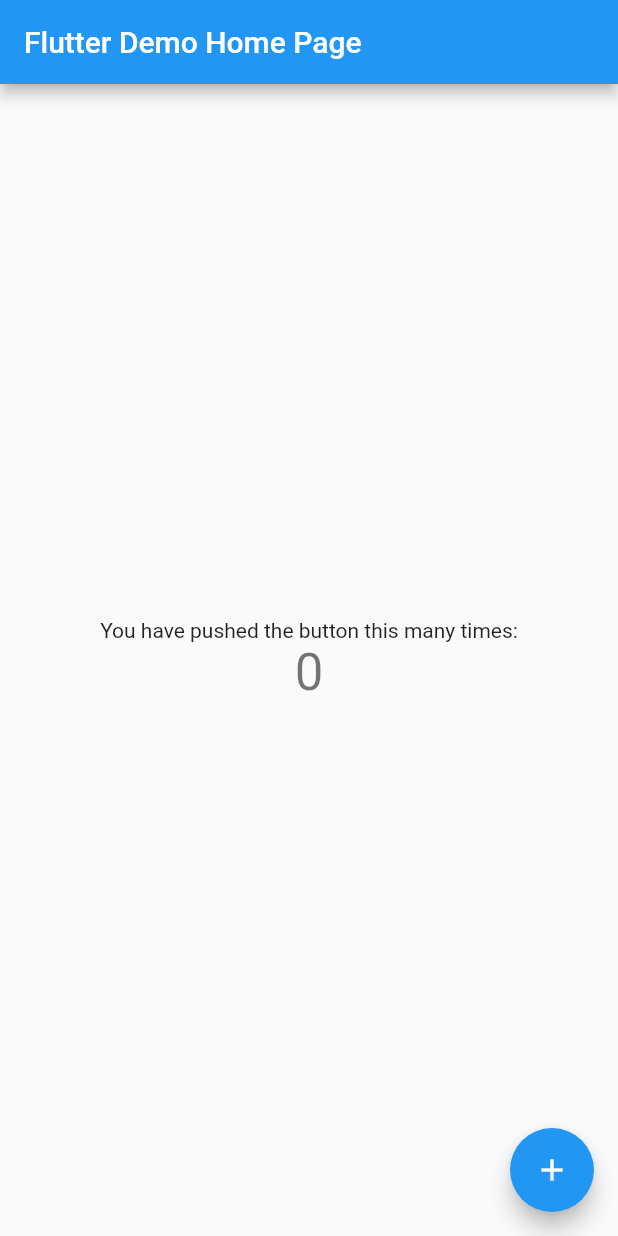
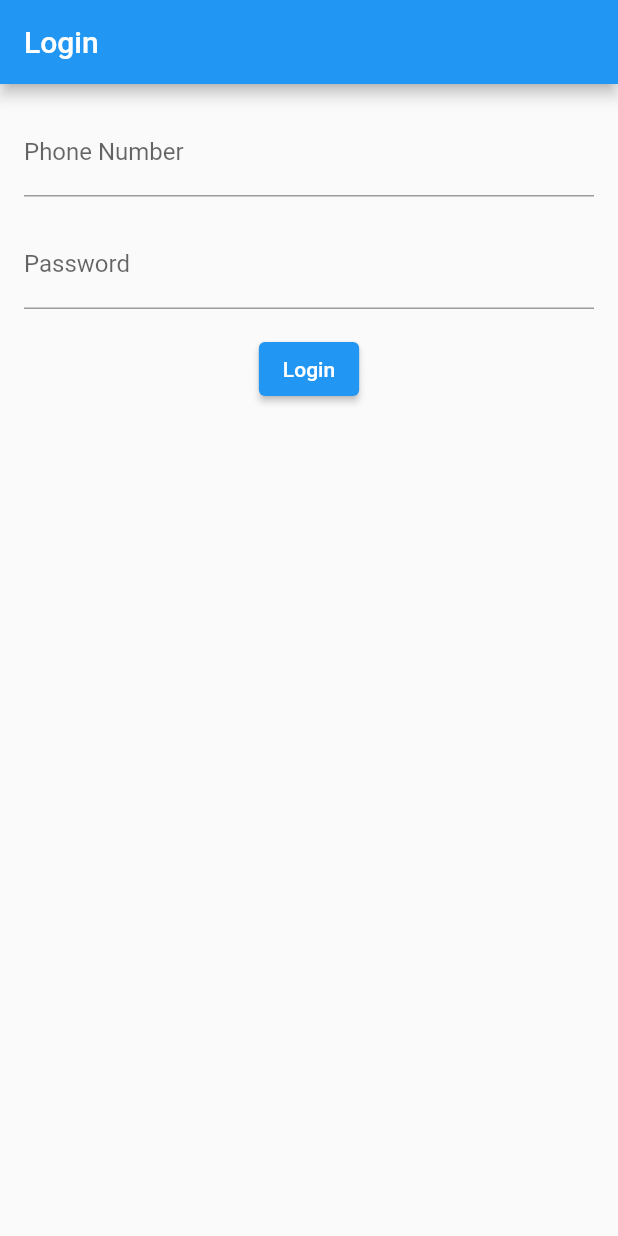
Before and after one commit to Sangeeth3195/drenquiry, a Flutter app: the screen it shows after launch, on a phone screen of 412 x 824 dp. Run offline on Flutter 3.47's test engine with Material 2 defaults, Android fonts, the phone set to English and light mode, and no system bars; our stand-ins replace shared_preferences.

Commit message:
Login API integrated

```diff
--- /dev/null
+++ b/lib/login_screen.dart
@@ -0,0 +1,118 @@
+import 'dart:convert';
+import 'package:dr_enquiry/TextFieldExample.dart';
+import 'package:flutter/foundation.dart';
+import 'package:flutter/material.dart';
+import 'package:http/http.dart' as http;
+
+class LoginScreen extends StatefulWidget {
+  @override
+  _LoginScreenState createState() => _LoginScreenState();
+}
+
+class _LoginScreenState extends State<LoginScreen> {
+  TextEditingController _usernameController = TextEditingController();
+  TextEditingController _passwordController = TextEditingController();
+  bool _isLoading = false;
+
+
+  Future<void> _login() async {
+    setState(() {
+      _isLoading = true;
+    });
+
+    String username = _usernameController.text;
+    String password = _passwordController.text;
+
+    // Define API endpoint and request body
+    String apiUrl = 'https://teamexapi.zsoftservices.com/api/customer/login';
+    Map<String, String> headers = {'Content-Type': 'application/json'};
+    Map<String, String> body = {'phone_with_code': '+91'+username, 'password': password,"fcm_token":"test"};
+
+    // Make API request
+    try {
+      var response = await http.post(Uri.parse(apiUrl), headers: headers, body: jsonEncode(body));
+      print(response.body);
+
+      if (response.statusCode == 200) {
+        // Login successful, navigate to next screen
+        Navigator.push(context, MaterialPageRoute(builder: (BuildContext context) => TextFieldExample()));
+      } else {
+        // Login failed, display error message
+        showDialog(
+          context: context,
+          builder: (context) => AlertDialog(
+            title: Text('Login Error'),
+            content: Text('Invalid username or password.'),
+            actions: [
+              TextButton(
+                child: Text('OK'),
+                onPressed: () => Navigator.pop(context),
+              ),
+            ],
+          ),
+        );
+      }
+    } catch (error) {
+      showDialog(
+        context: context,
+        builder: (context) => AlertDialog(
+          title: Text('Error'),
+          content: Text('An error occurred. Please try again later.'),
+          actions: [
+            TextButton(
+              child: Text('OK'),
+              onPressed: () => Navigator.pop(context),
+            ),
+          ],
+        ),
+      );
+    }
+
+    setState(() {
+      _isLoading = false;
+    });
+  }
+  @override
+  void initState() {
+    // TODO: implement initState
+    super.initState();
+    if(kDebugMode){
+      _usernameController.text='8344716194';
+      _passwordController.text='123';
+
+    }
+
+  }
+
+  @override
+  Widget build(BuildContext context) {
+    return Scaffold(
+      appBar: AppBar(title: Text('Login')),
+      body: Padding(
+        padding: EdgeInsets.all(16.0),
+        child: Column(
+          children: [
+            TextFormField(
+              controller: _usernameController,
+              keyboardType: TextInputType.number,
+              decoration: InputDecoration(labelText: 'Phone Number'),
+            ),
+            SizedBox(height: 16.0),
+            TextFormField(
+              controller: _passwordController,
+              decoration: InputDecoration(labelText: 'Password'),
+              obscureText: true,
+            ),
+            SizedBox(height: 16.0),
+            _isLoading
+                ? CircularProgressIndicator()
+                : ElevatedButton(
+              onPressed: _login,
+              child: Text('Login'),
+            ),
+          ],
+        ),
+      ),
+    );
+  }
+}
--- a/lib/main.dart
+++ b/lib/main.dart
@@ -1,3 +1,4 @@
+import 'package:dr_enquiry/login_screen.dart';
 import 'package:flutter/material.dart';
 
 void main() {
@@ -15,73 +16,7 @@ class MyApp extends StatelessWidget {
       theme: ThemeData(
         primarySwatch: Colors.blue,
       ),
-      home: const MyHomePage(title: 'Flutter Demo Home Page'),
+      home: LoginScreen(),
     );
   }
 }
-
-class MyHomePage extends StatefulWidget {
-  const MyHomePage({super.key, required this.title});
-
-  final String title;
-
-  @override
-  State<MyHomePage> createState() => _MyHomePageState();
-}
-
-class _MyHomePageState extends State<MyHomePage> {
-  int _counter = 0;
-
-  void _incrementCounter() {
-    setState(() {
-      _counter++;
-    });
-  }
-
-  @override
-  Widget build(BuildContext context) {
-
-    return Scaffold(
-      appBar: AppBar(
-        // Here we take the value from the MyHomePage object that was created by
-        // the App.build method, and use it to set our appbar title.
-        title: Text(widget.title),
-      ),
-      body: Center(
-        // Center is a layout widget. It takes a single child and positions it
-        // in the middle of the parent.
-        child: Column(
-          // Column is also a layout widget. It takes a list of children and
-          // arranges them vertically. By default, it sizes itself to fit its
-          // children horizontally, and tries to be as tall as its parent.
-          //
-          // Invoke "debug painting" (press "p" in the console, choose the
-          // "Toggle Debug Paint" action from the Flutter Inspector in Android
-          // Studio, or the "Toggle Debug Paint" command in Visual Studio Code)
-          // to see the wireframe for each widget.
-          //
-          // Column has various properties to control how it sizes itself and
-          // how it positions its children. Here we use mainAxisAlignment to
-          // center the children vertically; the main axis here is the vertical
-          // axis because Columns are vertical (the cross axis would be
-          // horizontal).
-          mainAxisAlignment: MainAxisAlignment.center,
-          children: <Widget>[
-            const Text(
-              'You have pushed the button this many times:',
-            ),
-            Text(
-              '$_counter',
-              style: Theme.of(context).textTheme.headlineMedium,
-            ),
-          ],
-        ),
-      ),
-      floatingActionButton: FloatingActionButton(
-        onPressed: _incrementCounter,
-        tooltip: 'Increment',
-        child: const Icon(Icons.add),
-      ), // This trailing comma makes auto-formatting nicer for build methods.
-    );
-  }
-}
--- a/pubspec.yaml
+++ b/pubspec.yaml
@@ -19,7 +19,7 @@ publish_to: 'none' # Remove this line if you wish to publish to pub.dev
 version: 1.0.0+1
 
 environment:
-  sdk: '>=2.19.6 <3.0.0'
+  sdk: '>=2.18.6 <3.0.0'
 
 # Dependencies specify other packages that your package needs in order to work.
 # To automatically upgrade your package dependencies to the latest versions
@@ -35,6 +35,8 @@ dependencies:
   # The following adds the Cupertino Icons font to your application.
   # Use with the CupertinoIcons class for iOS style icons.
   cupertino_icons: ^1.0.2
+  http: ^0.13.6
+  shared_preferences: ^2.1.1
 
 dev_dependencies:
   flutter_test:
```
Also changed, not shown: lib/TextFieldExample.dart (added, +93 -0 lines), pubspec.lock, 3 other files.
